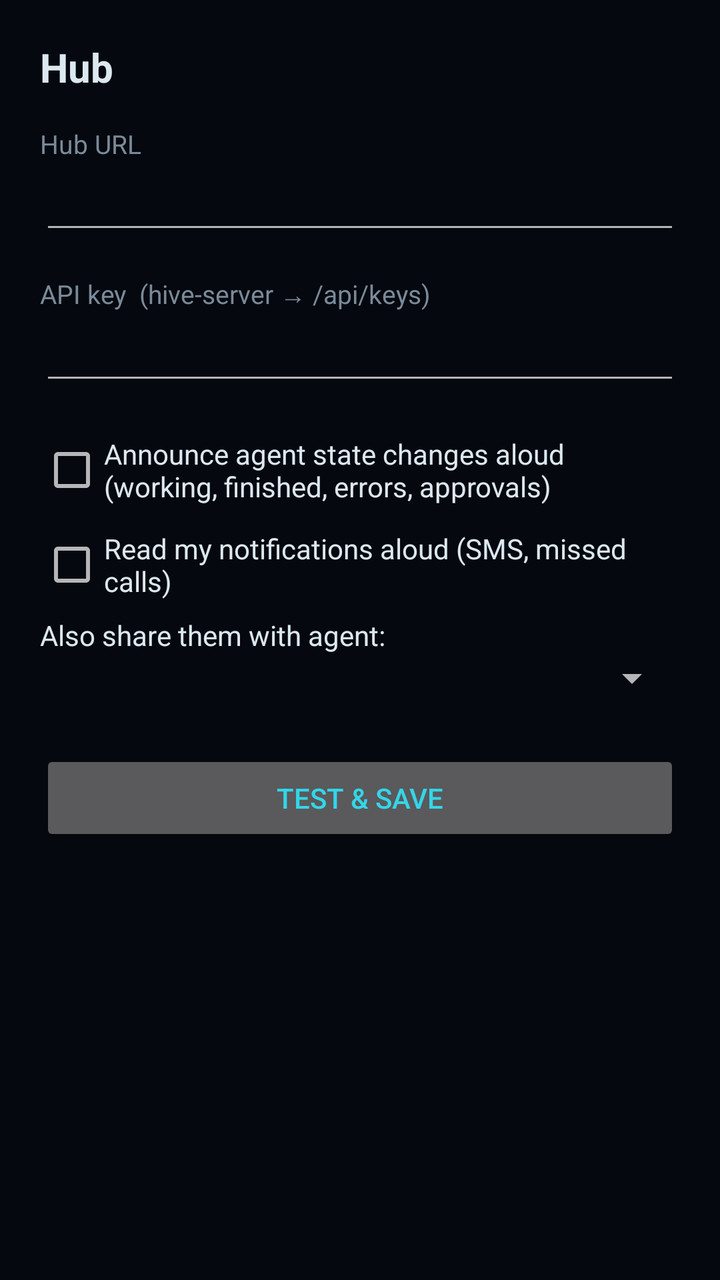
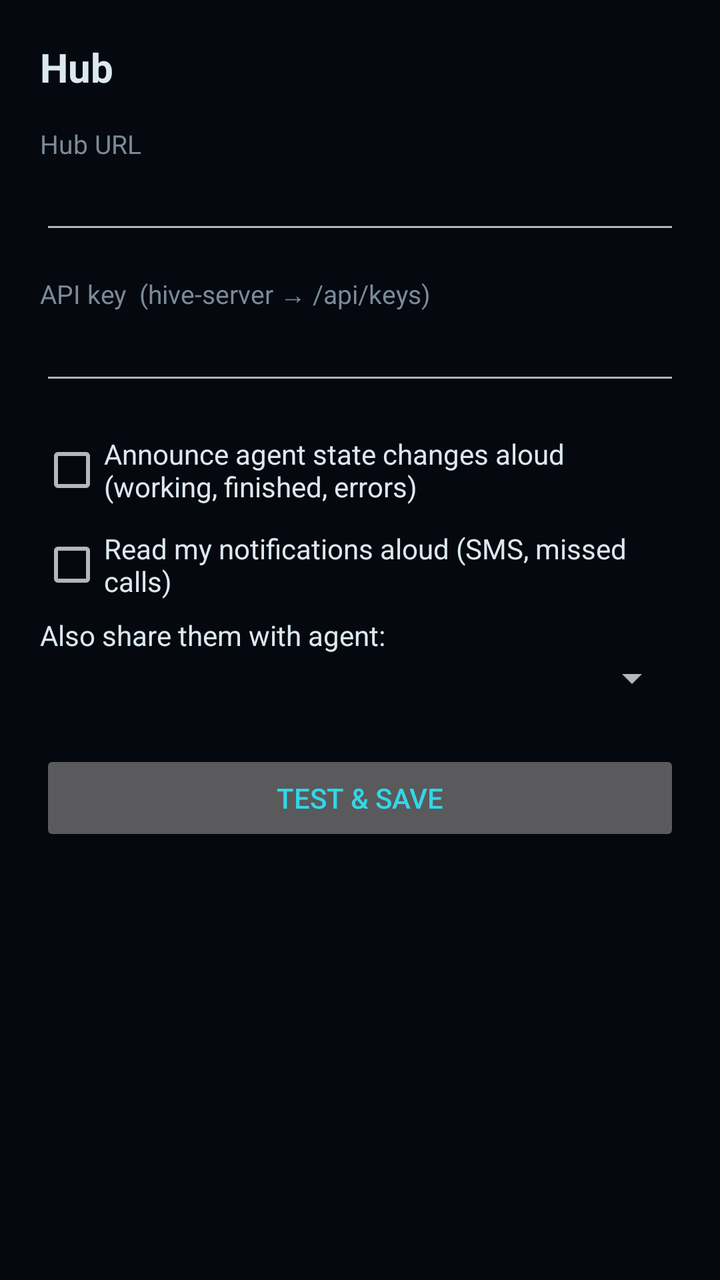

Before-and-after screenshots of an Android layout around one commit, followed by the original layout XML and the change that was made.
<!-- AndroidManifest.xml: application theme Theme.HiveVoice -->
<!-- res/layout/activity_settings.xml -->
<?xml version="1.0" encoding="utf-8"?>
<LinearLayout xmlns:android="http://schemas.android.com/apk/res/android"
    android:orientation="vertical"
    android:layout_width="match_parent"
    android:layout_height="match_parent"
    android:padding="20dp">

    <TextView
        android:layout_width="match_parent"
        android:layout_height="wrap_content"
        android:text="Hub"
        android:textColor="@color/text"
        android:textSize="20sp"
        android:textStyle="bold"
        android:paddingBottom="16dp" />

    <TextView
        android:layout_width="match_parent"
        android:layout_height="wrap_content"
        android:text="Hub URL"
        android:labelFor="@id/urlEdit"
        android:textColor="@color/dim"
        android:textSize="13sp" />

    <EditText
        android:id="@+id/urlEdit"
        android:layout_width="match_parent"
        android:layout_height="wrap_content"
        android:inputType="textUri"
        android:textColor="@color/text"
        android:autofillHints="url" />

    <TextView
        android:layout_width="match_parent"
        android:layout_height="wrap_content"
        android:layout_marginTop="16dp"
        android:text="API key  (hive-server → /api/keys)"
        android:labelFor="@id/keyEdit"
        android:textColor="@color/dim"
        android:textSize="13sp" />

    <EditText
        android:id="@+id/keyEdit"
        android:layout_width="match_parent"
        android:layout_height="wrap_content"
        android:inputType="textVisiblePassword"
        android:textColor="@color/text"
        android:autofillHints="password" />

    <CheckBox
        android:id="@+id/announceCheck"
        android:layout_width="match_parent"
        android:layout_height="wrap_content"
        android:layout_marginTop="20dp"
        android:text="Announce agent state changes aloud (working, finished, errors, approvals)"
        android:textColor="@color/text" />

    <CheckBox
        android:id="@+id/notifyCheck"
        android:layout_width="match_parent"
        android:layout_height="wrap_content"
        android:layout_marginTop="12dp"
        android:text="Read my notifications aloud (SMS, missed calls)"
        android:textColor="@color/text" />

    <TextView
        android:id="@+id/notifyAgentLabel"
        android:layout_width="match_parent"
        android:layout_height="wrap_content"
        android:layout_marginTop="8dp"
        android:text="Also share them with agent:"
        android:textColor="@color/text" />

    <Spinner
        android:id="@+id/notifyAgentSpinner"
        android:layout_width="match_parent"
        android:layout_height="wrap_content" />

    <Button
        android:id="@+id/saveButton"
        android:layout_width="match_parent"
        android:layout_height="wrap_content"
        android:layout_marginTop="24dp"
        android:text="Test &amp; Save"
        android:textColor="@color/cyan" />

    <TextView
        android:id="@+id/statusText"
        android:layout_width="match_parent"
        android:layout_height="wrap_content"
        android:layout_marginTop="12dp"
        android:textColor="@color/dim"
        android:textSize="13sp" />
</LinearLayout>
<!-- resources referenced by this layout -->
<resources>
  <color name="cyan">#33D6E8</color>
  <color name="dim">#7A8A99</color>
  <color name="text">#DCE8F0</color>
  <style name="Theme.HiveVoice" parent="android:Theme.Material.NoActionBar">
          <item name="android:windowBackground">@color/bg</item>
          <item name="android:colorAccent">@color/cyan</item>
          <item name="android:statusBarColor">@color/bg</item>
          <item name="android:navigationBarColor">@color/bg</item>
      </style>
  <color name="bg">#05080E</color>
</resources>

<!-- the commit's change to res/layout/activity_settings.xml (unified diff, before → after) -->
@@ -52,7 +52,7 @@
         android:layout_width="match_parent"
         android:layout_height="wrap_content"
         android:layout_marginTop="20dp"
-        android:text="Announce agent state changes aloud (working, finished, errors, approvals)"
+        android:text="Announce agent state changes aloud (working, finished, errors)"
         android:textColor="@color/text" />
 
     <CheckBox
